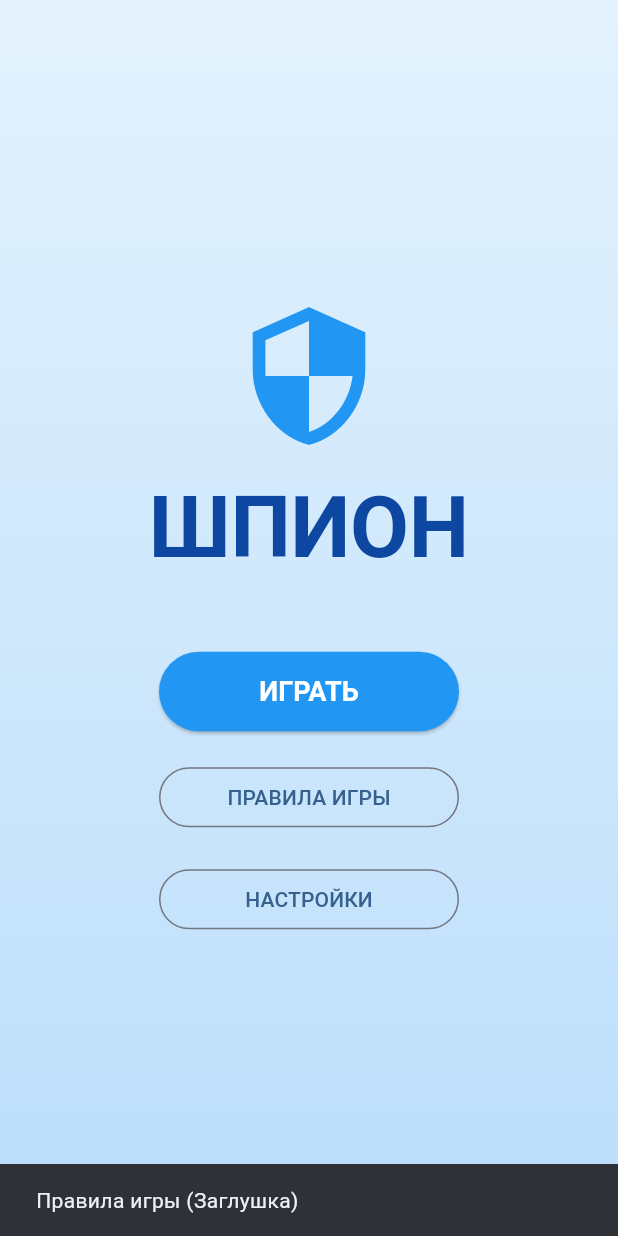
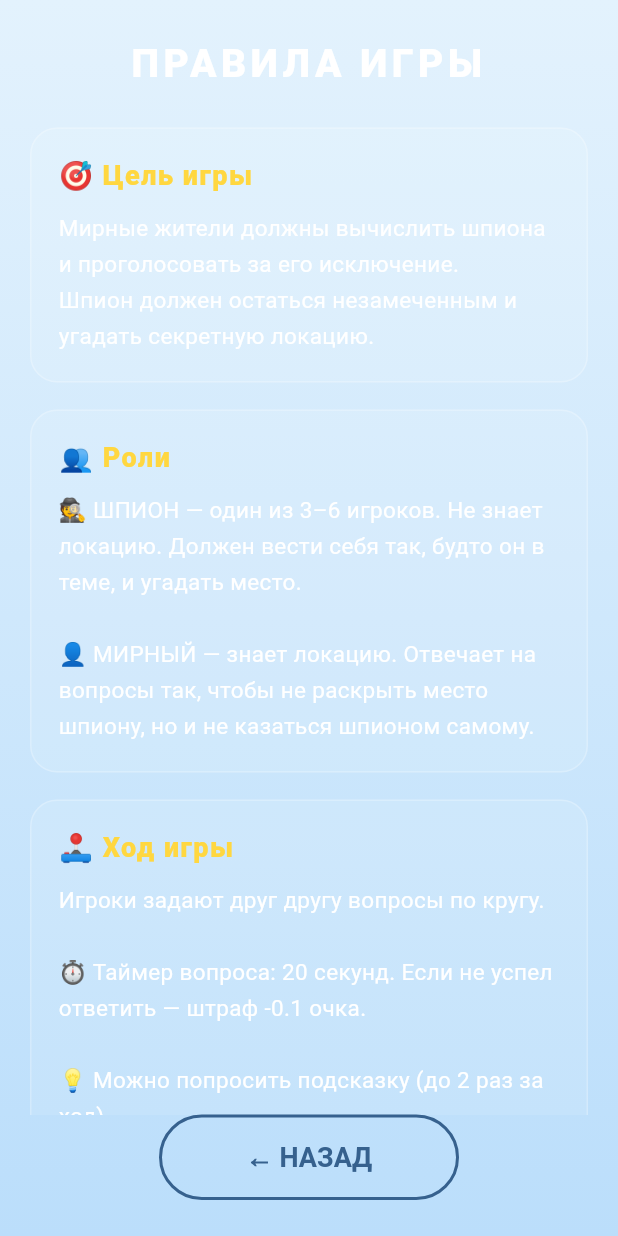
Before and after one commit to PavelSharko/spy, a Flutter app: the screen it shows after launch, after a tap on "ПРАВИЛА ИГРЫ", on a phone screen of 412 x 824 dp. Run offline on Flutter 3.47's test engine with Material 3 defaults, Android fonts, the phone set to English and light mode, and no system bars; our stand-ins replace audioplayers.

Commit message:
feat: Add dedicated Rules and Settings screens with global sound control and integrate them into the main menu.

```diff
--- a/lib/screens/main_menu_screen.dart
+++ b/lib/screens/main_menu_screen.dart
@@ -1,9 +1,9 @@
 import 'package:flutter/material.dart';
-import 'package:provider/provider.dart';
-import '../providers/game_provider.dart';
 import '../utils/app_styles.dart';
 import '../utils/sound_service.dart';
 import 'game_settings_screen.dart';
+import 'rules_screen.dart';
+import 'settings_screen.dart';
 
 class MainMenuScreen extends StatelessWidget {
   const MainMenuScreen({super.key});
@@ -17,12 +17,15 @@ class MainMenuScreen extends StatelessWidget {
           child: Column(
             mainAxisAlignment: MainAxisAlignment.center,
             children: [
+              // Logo icon
               const Icon(
                 Icons.security,
                 size: 100,
                 color: Colors.blue,
               ),
               const SizedBox(height: 20),
+
+              // Title
               Text(
                 'ШПИОН',
                 style: Theme.of(context).textTheme.displayLarge?.copyWith(
@@ -31,6 +34,8 @@ class MainMenuScreen extends StatelessWidget {
                     ),
               ),
               const SizedBox(height: 50),
+
+              // PLAY
               SizedBox(
                 width: 200,
                 child: ElevatedButton(
@@ -46,27 +51,35 @@ class MainMenuScreen extends StatelessWidget {
                 ),
               ),
               const SizedBox(height: 20),
+
+              // RULES
               SizedBox(
                 width: 200,
                 child: OutlinedButton(
                   onPressed: () {
                     SoundService.instance.playClick();
-                    // TODO: Show rules
-                    ScaffoldMessenger.of(context).showSnackBar(
-                        const SnackBar(content: Text('Правила игры (Заглушка)')));
+                    Navigator.push(
+                      context,
+                      MaterialPageRoute(
+                          builder: (context) => const RulesScreen()),
+                    );
                   },
                   child: const Text('ПРАВИЛА ИГРЫ'),
                 ),
               ),
               const SizedBox(height: 20),
+
+              // SETTINGS
               SizedBox(
                 width: 200,
                 child: OutlinedButton(
                   onPressed: () {
                     SoundService.instance.playClick();
-                    // TODO: System settings
-                    ScaffoldMessenger.of(context)
-                        .showSnackBar(const SnackBar(content: Text('Настройки (Заглушка)')));
+                    Navigator.push(
+                      context,
+                      MaterialPageRoute(
+                          builder: (context) => const SettingsScreen()),
+                    );
                   },
                   child: const Text('НАСТРОЙКИ'),
                 ),
--- /dev/null
+++ b/lib/screens/rules_screen.dart
@@ -0,0 +1,142 @@
+import 'package:flutter/material.dart';
+import '../utils/app_styles.dart';
+import '../utils/game_rules.dart';
+import '../widgets/menu_button.dart';
+
+/// Rules screen — all numbers are read from [GameRules] dynamically.
+/// Change GameRules constants → this screen updates automatically.
+class RulesScreen extends StatelessWidget {
+  const RulesScreen({super.key});
+
+  @override
+  Widget build(BuildContext context) {
+    return Scaffold(
+      body: Container(
+        decoration: AppStyles.mainGradientDecoration,
+        child: SafeArea(
+          child: Column(
+            children: [
+              const SizedBox(height: 24),
+
+              // Title
+              const Text(
+                'ПРАВИЛА ИГРЫ',
+                style: TextStyle(
+                  fontSize: 26,
+                  fontWeight: FontWeight.w900,
+                  color: Colors.white,
+                  letterSpacing: 3,
+                ),
+                textAlign: TextAlign.center,
+              ),
+
+              const SizedBox(height: 16),
+
+              // Scrollable content
+              Expanded(
+                child: SingleChildScrollView(
+                  padding: const EdgeInsets.symmetric(horizontal: 20, vertical: 8),
+                  child: Column(
+                    crossAxisAlignment: CrossAxisAlignment.start,
+                    children: [
+                      _section('🎯 Цель игры', _goalText),
+                      _section('👥 Роли', _rolesText),
+                      _section('🕹️ Ход игры', _gameplayText),
+                      _section('⭐ Очки', _scoringText),
+                      _section('🏆 Победитель', _winnerText),
+                      const SizedBox(height: 20),
+                    ],
+                  ),
+                ),
+              ),
+
+              // Back button
+              Padding(
+                padding: const EdgeInsets.fromLTRB(30, 0, 30, 24),
+                child: MenuButton(
+                  text: '← НАЗАД',
+                  onPressed: () => Navigator.of(context).pop(),
+                  isPrimary: false,
+                  width: 200,
+                ),
+              ),
+            ],
+          ),
+        ),
+      ),
+    );
+  }
+
+  // ── Section builder ─────────────────────────────────────────────────────
+  static Widget _section(String title, String body) {
+    return Padding(
+      padding: const EdgeInsets.only(bottom: 18),
+      child: Container(
+        width: double.infinity,
+        padding: const EdgeInsets.all(18),
+        decoration: BoxDecoration(
+          color: Colors.white.withValues(alpha: 0.1),
+          borderRadius: BorderRadius.circular(18),
+          border: Border.all(color: Colors.white24, width: 1),
+        ),
+        child: Column(
+          crossAxisAlignment: CrossAxisAlignment.start,
+          children: [
+            Text(
+              title,
+              style: const TextStyle(
+                fontSize: 18,
+                fontWeight: FontWeight.w900,
+                color: Colors.amberAccent,
+                letterSpacing: 1,
+              ),
+            ),
+            const SizedBox(height: 10),
+            Text(
+              body,
+              style: const TextStyle(
+                fontSize: 15,
+                color: Colors.white,
+                height: 1.6,
+              ),
+            ),
+          ],
+        ),
+      ),
+    );
+  }
+
+  // ── Text blocks (dynamic via GameRules) ────────────────────────────────
+  static const String _goalText =
+      'Мирные жители должны вычислить шпиона и проголосовать за его исключение.\n'
+      'Шпион должен остаться незамеченным и угадать секретную локацию.';
+
+  static const String _rolesText =
+      '🕵️ ШПИОН — один из ${GameRules.minPlayers}–${GameRules.maxPlayers} игроков. Не знает локацию. '
+      'Должен вести себя так, будто он в теме, и угадать место.\n\n'
+      '👤 МИРНЫЙ — знает локацию. Отвечает на вопросы так, чтобы не раскрыть место шпиону, '
+      'но и не казаться шпионом самому.';
+
+  static String get _gameplayText =>
+      'Игроки задают друг другу вопросы по кругу.\n\n'
+      '⏱ Таймер вопроса: ${GameRules.questionTimerSeconds} секунд. '
+      'Если не успел ответить — штраф ${GameRules.penaltyOvertime.toStringAsFixed(1)} очка.\n\n'
+      '💡 Можно попросить подсказку (до 2 раз за ход).\n\n'
+      'После окончания времени раунда — голосование за шпиона.';
+
+  static String get _scoringText =>
+      '✅ Мирные нашли шпиона:\n'
+      '   • Каждый мирный жилетель: +${GameRules.civiliansWinsVote.toStringAsFixed(0)} очко\n'
+      '   • Шпион: 0 очков\n\n'
+      '❌ Мирного выгнали вместо шпиона:\n'
+      '   • Шпион: +${GameRules.spyNotFound.toStringAsFixed(0)} очка\n'
+      '   • Мирные: 0 очков\n\n'
+      '🎯 Шпион угадал локацию после разоблачения:\n'
+      '   • Шпион: +${GameRules.spyGuessedAfterFound.toStringAsFixed(0)} очко бонус\n\n'
+      '⚠️ Штраф за просроченный вопрос:\n'
+      '   • ${GameRules.penaltyOvertime.toStringAsFixed(1)} очка';
+
+  static const String _winnerText =
+      'После всех раундов побеждает игрок с наибольшим количеством очков.\n\n'
+      'При ничье — побеждает тот, кто чаще угадывал правильно.';
+}
--- a/lib/screens/spy_last_word_screen.dart
+++ b/lib/screens/spy_last_word_screen.dart
@@ -2,6 +2,7 @@ import 'package:flutter/material.dart';
 import '../models/game_session.dart';
 import '../utils/app_strings.dart';
 import '../utils/app_styles.dart';
+import '../utils/game_rules.dart';
 import '../utils/sound_service.dart';
 import 'round_score_screen.dart';
 import '../widgets/exit_game_button.dart';
@@ -32,7 +33,7 @@ class _SpyLastWordScreenState extends State<SpyLastWordScreen> {
   void _onEndRound() {
     SoundService.instance.playClick();
     if (_didGuessRight == true) {
-      widget.session.addScoreToSpy(1);
+      widget.session.addScoreToSpy(GameRules.spyGuessedAfterFound);
     }
 
     Navigator.pushReplacement(
--- /dev/null
+++ b/lib/utils/app_settings.dart
@@ -0,0 +1,9 @@
+/// Global application settings (in-memory, reset on app restart).
+/// Extend this class with SharedPreferences persistence if needed.
+class AppSettings {
+  AppSettings._();
+  static final AppSettings instance = AppSettings._();
+
+  /// Whether sound effects are enabled globally.
+  bool soundEnabled = true;
+}
--- a/lib/utils/game_rules.dart
+++ b/lib/utils/game_rules.dart
@@ -1,18 +1,36 @@
 /// Game rules and scoring constants.
-/// Change values here to adjust game balance.
+/// Change values here to adjust game balance — RulesScreen reads these automatically.
 class GameRules {
-  // --- Penalty for slow answer (timer runs out during 3-second flash) ---
+  // ── Penalty ──────────────────────────────────────────────────────────────
+  /// Points deducted from a player who fails to answer in time.
   static const double penaltyOvertime = -0.1;
 
-  // --- Spy wins: how many points the spy gets for guessing the location correctly ---
+  // ── Spy scoring ──────────────────────────────────────────────────────────
+  /// Spy guesses the location correctly during the round (mid-game secret guess).
   static const double spyWinsGuessCorrect = 4.0;
 
-  // --- Civilians win vote: how many points each civilian gets ---
+  /// Spy was NOT found by vote → spy's team wins.
+  static const double spyNotFound = 2.0;
+
+  /// Spy WAS found by vote but correctly guesses the location afterwards.
+  static const double spyGuessedAfterFound = 1.0;
+
+  // ── Civilian scoring ─────────────────────────────────────────────────────
+  /// Each civilian gets this many points when the spy is found by vote.
   static const double civiliansWinsVote = 1.0;
 
-  // --- Spy not found: how many points the spy gets ---
-  static const double spyNotFound = 2.0;
+  // ── Timer constants ───────────────────────────────────────────────────────
+  /// Extra overtime seconds given before applying penalty.
+  static const int overtimeSeconds = 3;
 
-  // --- Additional overtime seconds shown on the button after question timer hits 0 ---
-  static const int overtimeSeconds = 3;
+  /// Default question timer in seconds.
+  static const int questionTimerSeconds = 20;
+
+  // ── Player count limits ───────────────────────────────────────────────────
+  static const int minPlayers = 3;
+  static const int maxPlayers = 6;
+
+  // ── Round limits ──────────────────────────────────────────────────────────
+  static const int minRounds = 1;
+  static const int maxRounds = 5;
 }
--- a/lib/utils/sound_service.dart
+++ b/lib/utils/sound_service.dart
@@ -1,4 +1,5 @@
 import 'package:audioplayers/audioplayers.dart';
+import 'app_settings.dart';
 import 'game_sounds.dart';
 
 /// Lightweight singleton for UI sound effects.
@@ -11,7 +12,7 @@ class SoundService {
   final AudioPlayer _clickPlayer = AudioPlayer();
 
   Future<void> playClick() async {
-    // Stop any currently playing click to avoid overlap on rapid taps
+    if (!AppSettings.instance.soundEnabled) return;
     await _clickPlayer.stop();
     await _clickPlayer.play(AssetSource(GameSounds.buttonClick));
   }
```
Also changed, not shown: Notes.txt (+4 -6 lines), lib/screens/settings_screen.dart (added, +132 -0 lines). Lines whose indentation alone changed are shown as unchanged.
